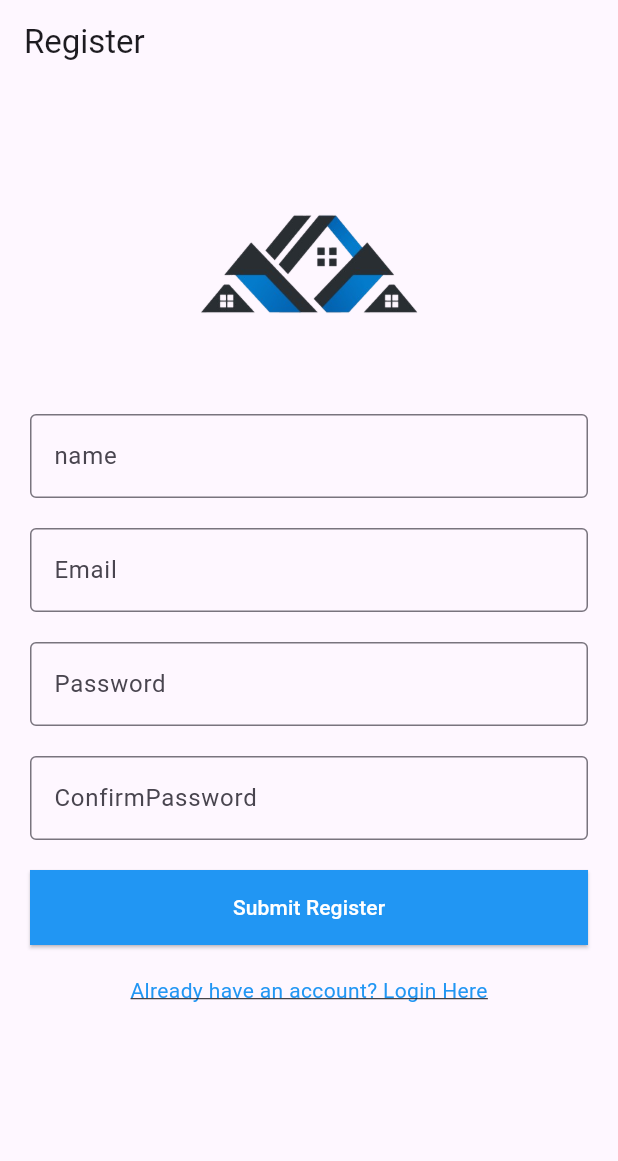
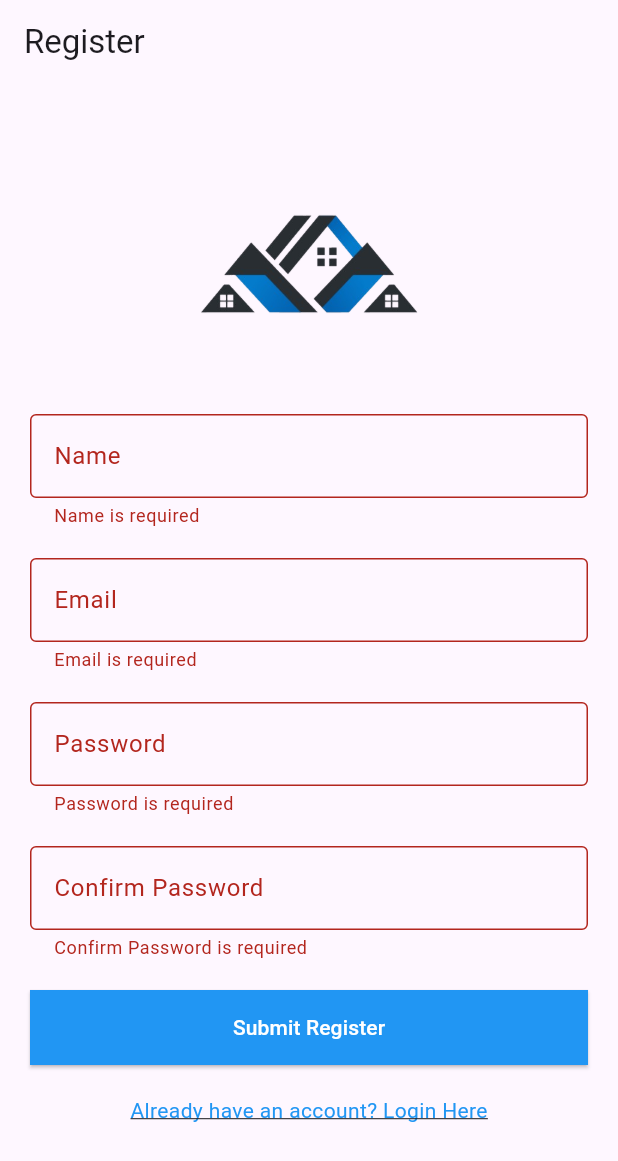
Before and after one commit to PleaseHelpNorvin/RENTREALM-FLUTTER, a Flutter app: the Register1Screen screen opened directly, after a tap on "Submit Register", on a phone screen of 412 x 824 dp. Shown: the top 1161 px of the screen. Run offline on Flutter 3.47's test engine with Material 3 defaults, Android fonts, the phone set to English and light mode, and no system bars.

Commit message:
working register1 tested with physical device

```diff
--- a/lib/api/api.dart
+++ b/lib/api/api.dart
@@ -0,0 +1,3 @@
+class Api {
+  static const String baseUrl = 'http://192.168.100.90:8000/api';
+}
--- /dev/null
+++ b/lib/model/register.dart
@@ -0,0 +1,91 @@
+class userRegisterResponse {
+  final bool success;
+  final String message;
+  final UserData? data;
+
+  userRegisterResponse({
+    required this.success,
+    required this.message,
+    this.data,
+  });
+
+  factory userRegisterResponse.fromJson(Map<String, dynamic> json) {
+    return userRegisterResponse(
+      success: json['success'],
+      message: json['message'],
+      data: json['data'] != null ? UserData.fromJson(json['data']) : null,
+    );
+  }
+
+  Map<String, dynamic> toJson() {
+    return {
+      'success': success,
+      'message': message,
+      'data': data?.toJson(),
+    };
+  }
+}
+
+class UserData {
+  final String token;
+  final User user;
+
+  UserData({
+    required this.token,
+    required this.user,
+  });
+
+  factory UserData.fromJson(Map<String, dynamic> json) {
+    return UserData(
+      token: json['token'],
+      user: User.fromJson(json['user']),
+    );
+  }
+
+  Map<String, dynamic> toJson() {
+    return {
+      'token': token,
+      'user': user.toJson(),
+    };
+  }
+}
+
+class User {
+  final String name;
+  final String email;
+  final String role;
+  final DateTime updatedAt;
+  final DateTime createdAt;
+  final int id;
+
+  User({
+    required this.name,
+    required this.email,
+    required this.role,
+    required this.updatedAt,
+    required this.createdAt,
+    required this.id,
+  });
+
+  factory User.fromJson(Map<String, dynamic> json) {
+    return User(
+      name: json['name'],
+      email: json['email'],
+      role: json['role'],
+      updatedAt: DateTime.parse(json['updated_at']),
+      createdAt: DateTime.parse(json['created_at']),
+      id: json['id'],
+    );
+  }
+
+  Map<String, dynamic> toJson() {
+    return {
+      'name': name,
+      'email': email,
+      'role': role,
+      'updated_at': updatedAt.toIso8601String(),
+      'created_at': createdAt.toIso8601String(),
+      'id': id,
+    };
+  }
+}
--- a/lib/screen/auth/register1.dart
+++ b/lib/screen/auth/register1.dart
@@ -1,8 +1,9 @@
 import 'package:flutter/material.dart';
+import '../../utils/https.dart';
 import '../auth/login.dart';
+import 'register2.dart';
 
-class Register1Screen extends StatefulWidget{
-
+class Register1Screen extends StatefulWidget {
   @override
   Register1ScreenState createState() => Register1ScreenState();
 }
@@ -13,6 +14,9 @@ class Register1ScreenState extends State<Register1Screen> {
   final TextEditingController passwordController = TextEditingController();
   final TextEditingController confirmPasswordController = TextEditingController();
 
+  final GlobalKey<FormState> _formKey = GlobalKey<FormState>();
+
+  final apiService = ApiService();
 
   @override
   Widget build(BuildContext context) {
@@ -21,10 +25,10 @@ class Register1ScreenState extends State<Register1Screen> {
         automaticallyImplyLeading: false,
         title: const Text("Register"),
       ),
-      body: Stack(
-        children: [
-          SingleChildScrollView(
+      body: SingleChildScrollView(
         padding: const EdgeInsets.all(20.0),
+        child: Form(
+          key: _formKey,
           child: Column(
             children: [
               Image.asset(
@@ -32,36 +36,72 @@ class Register1ScreenState extends State<Register1Screen> {
                 width: 200,
                 height: 200,
               ),
-                TextField(
+              TextFormField(
                 controller: nameController,
-                  decoration: InputDecoration(
-                    labelText: 'name',
+                decoration: const InputDecoration(
+                  labelText: 'Name',
                   border: OutlineInputBorder(),
                 ),
+                validator: (value) {
+                  if (value == null || value.isEmpty) {
+                    return 'Name is required';
+                  }
+                  return null;
+                },
               ),
               const SizedBox(height: 20),
-                TextField(
+              TextFormField(
                 controller: emailController,
-                  decoration: InputDecoration(
+                decoration: const InputDecoration(
                   labelText: 'Email',
-                    border: const OutlineInputBorder(),
+                  border: OutlineInputBorder(),
                 ),
+                validator: (value) {
+                  if (value == null || value.isEmpty) {
+                    return 'Email is required';
+                  }
+                  if (!RegExp(r"^[a-zA-Z0-9._%+-]+@[a-zA-Z0-9.-]+\.[a-zA-Z]{2,}$")
+                      .hasMatch(value)) {
+                    return 'Enter a valid email';
+                  }
+                  return null;
+                },
               ),
               const SizedBox(height: 20),
-                TextField(
+              TextFormField(
                 controller: passwordController,
-                  decoration: InputDecoration(
+                obscureText: true,
+                decoration: const InputDecoration(
                   labelText: 'Password',
-                    border: const OutlineInputBorder(),
+                  border: OutlineInputBorder(),
                 ),
+                validator: (value) {
+                  if (value == null || value.isEmpty) {
+                    return 'Password is required';
+                  }
+                  if (value.length < 6) {
+                    return 'Password must be at least 6 characters';
+                  }
+                  return null;
+                },
               ),
               const SizedBox(height: 20),
-                TextField(
+              TextFormField(
                 controller: confirmPasswordController,
-                  decoration: InputDecoration(
-                    labelText: 'ConfirmPassword',
-                    border: const OutlineInputBorder(),
+                obscureText: true,
+                decoration: const InputDecoration(
+                  labelText: 'Confirm Password',
+                  border: OutlineInputBorder(),
                 ),
+                validator: (value) {
+                  if (value == null || value.isEmpty) {
+                    return 'Confirm Password is required';
+                  }
+                  if (value != passwordController.text) {
+                    return 'Passwords do not match';
+                  }
+                  return null;
+                },
               ),
               const SizedBox(height: 20),
               ElevatedButton(
@@ -94,12 +134,52 @@ class Register1ScreenState extends State<Register1Screen> {
               )
             ],
           ),
-          )
-        ],
+        ),
       ),
     );
   }
-  Future<void>registerUser(BuildContext context) async {
-    "hi register";
+
+  Future<void> registerUser(BuildContext context) async {
+    if (!_formKey.currentState!.validate()) {
+      return;
+    }
+
+    final name = nameController.text;
+    final email = emailController.text;
+    final password = passwordController.text;
+
+    final response = await apiService.registerUser(
+      name: name,
+      email: email,
+      password: password,
+      // role: 'tenant', // Change this role as needed
+    );
+
+    if (response != null && response.success) {
+
+      final token = response.data?.token ?? '';
+      print('token : ${token}');
+      final userid = response.data?.user.id ?? 0;
+      print('user id : ${userid}');
+
+      ScaffoldMessenger.of(context).showSnackBar(
+        SnackBar(content: Text('Registration Successful: ${response.message}')),
+      );
+      Navigator.push(
+        context,
+        MaterialPageRoute(builder: (context) => LoginScreen())
+        // MaterialPageRoute(
+        //   builder: (context) => Register2Screen(
+        //     userId : userid,
+        //     name : name,
+        //     email : email,
+        //     token : token,
+        // )),
+      );
+    } else {
+      ScaffoldMessenger.of(context).showSnackBar(
+        SnackBar(content: Text('Registration Failed: ${response?.message}')),
+      );
     }
   }
+}
--- a/lib/screen/auth/register2.dart
+++ b/lib/screen/auth/register2.dart
@@ -1,19 +1,30 @@
 import 'package:flutter/material.dart';
 
 class Register2Screen extends StatefulWidget{
+  final int userId;
+  final String name;
+  final String email;
+  final String token;
+
+  Register2Screen({
+    required this.userId,
+    required this.name,
+    required this.email,
+    required this.token,
+  });
 
   @override
-  Register1ScreenState createState() => Register1ScreenState();
+  Register2ScreenState createState() => Register2ScreenState();
 }
 
-class Register1ScreenState extends State<Register2Screen> {
+class Register2ScreenState extends State<Register2Screen> {
 
   @override
   Widget build(BuildContext context) {
     return Scaffold(
       appBar: AppBar(
         automaticallyImplyLeading: false,
-        title: const Text("Register"),
+        title: const Text("CreateProfile"),
       ),
     );
   }
```
Also changed, not shown: lib/utils/https.dart (+47 -0 lines). Lines whose indentation alone changed are shown as unchanged.
